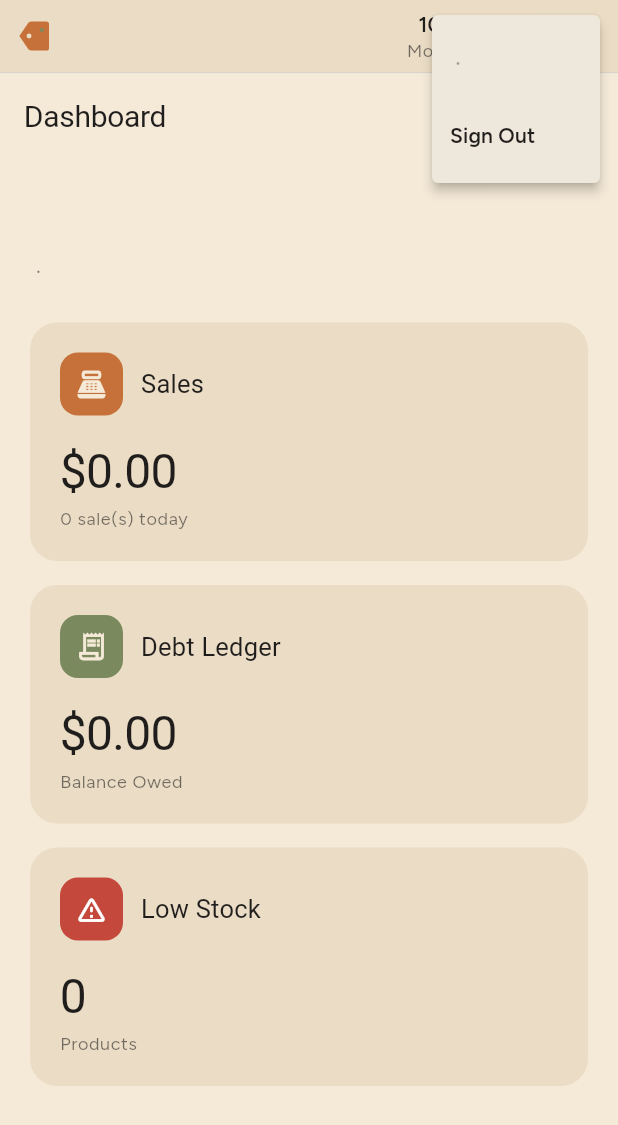
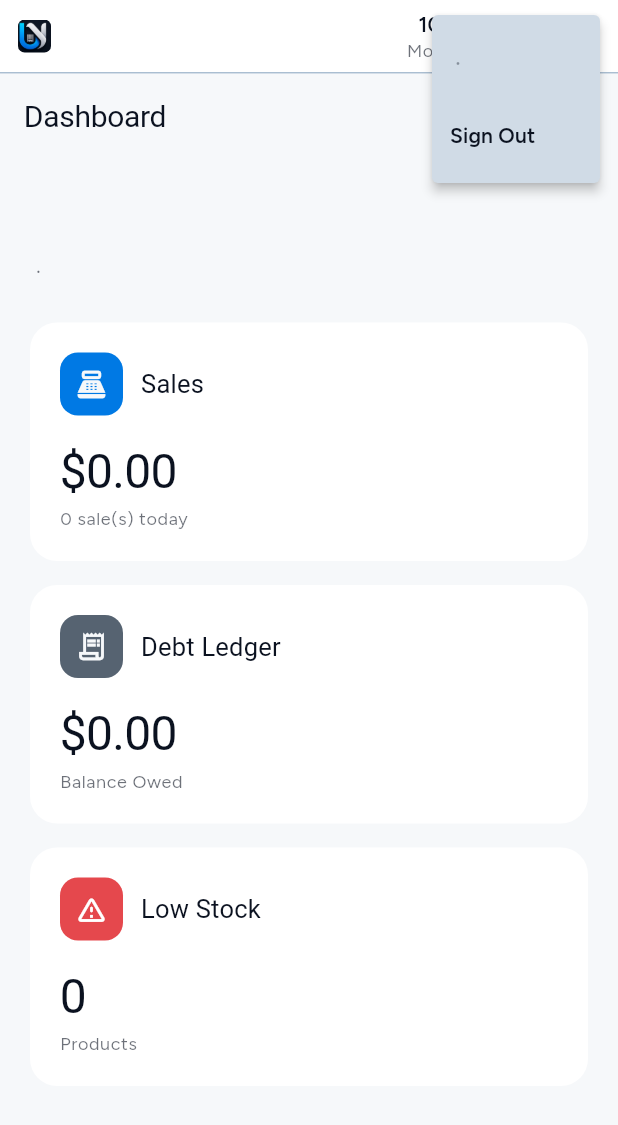
Before and after one commit to faisalfouad83/UNOPOS, a Flutter app: the DashboardScreen screen opened by its route, after a tap on an icon or button, on a phone screen of 412 x 824 dp. Shown: the top 1125 px of the screen. Run offline on Flutter 3.47's test engine with Material 3 defaults, Android fonts, the phone set to English and light mode, and no system bars; our stand-ins replace drift, file_picker, fl_chart, flutter_riverpod, go_router, google_fonts and 6 more; missing offline and left inert: bcrypt, mobile_scanner; accounts and stored records are empty; generated files the repository leaves out were written again.

Commit message:
Rebrand: use the real UNOPOS logo artwork, and recolor the theme to match
Replaced the CustomPainter price-tag mark with the actual logo (a navy
tile with a blue-to-cyan "U" and brushed-silver "N") for every in-app
UnoposLogo usage, and generated the Windows .ico / Android launcher
icons from a tight crop of just the monogram via flutter_launcher_icons.

app_theme.dart's colors are recolored to match: deep navy ground, a
vivid blue primary (sampled from the logo's "U"), and a steel-silver
secondary (from the "N"), each with a generated tonal ramp. Shapes and
type (pill radius, Caprasimo/Figtree) are unchanged — only the color
tokens moved, matching what was actually asked for.

BrandColors fields renamed (terracotta/sage/brickRed/cream -> blue/
silver/red/paper) to stop describing a palette that no longer exists;
the two call sites outside app_theme.dart updated alongside.

```diff
--- a/lib/core/theming/app_theme.dart
+++ b/lib/core/theming/app_theme.dart
@@ -1,112 +1,113 @@
 import 'package:flutter/material.dart';
 import 'package:google_fonts/google_fonts.dart';
 
-/// UNOPOS's visual identity — the "Organic" design system: a warm cream
-/// ground, a terracotta accent for primary actions, and a sage second voice,
-/// with heavily rounded (often pill-shaped) shapes throughout. Every value
-/// below is ported 1:1 from the design handoff's `organic.css` token sheet
-/// (light values, then the `[data-theme="dark"]` overrides) — see
-/// `supabase/../design_handoff_unopos_redesign/screens/organic.css` for the
-/// source of truth if these ever need to be retuned.
+/// UNOPOS's visual identity — recolored to match the UNOPOS logo (a navy
+/// tile with a blue-to-cyan "U" and a brushed-silver "N"): a deep navy
+/// ground, a vivid blue accent for primary actions, and a steel-silver
+/// second voice, echoing the mark's own two materials. Shapes and type
+/// (heavily rounded/pill, Caprasimo + Figtree) are unchanged from the prior
+/// pass — only the color tokens moved. Hex values are sampled directly from
+/// the logo artwork (`assets/branding/unopos_icon.png`) or generated as an
+/// HSL tonal ramp around that same hue, mirroring the previous token
+/// sheet's method (dark mode reuses the same nine ramp values, reversed).
 class _Brand {
   const _Brand._();
 
   // Ground + text.
-  static const Color bgLight = Color(0xFFF5EAD8);
-  static const Color surfaceLight = Color(0xFFEBDDC5);
-  static const Color textLight = Color(0xFF201E1D);
-  static const Color bgDark = Color(0xFF201C17);
-  static const Color surfaceDark = Color(0xFF2C2620);
-  static const Color textDark = Color(0xFFF3ECE0);
+  static const Color bgLight = Color(0xFFF6F8FA);
+  static const Color surfaceLight = Color(0xFFFFFFFF);
+  static const Color textLight = Color(0xFF0B1220);
+  static const Color bgDark = Color(0xFF05080D);
+  static const Color surfaceDark = Color(0xFF101826);
+  static const Color textDark = Color(0xFFEDF1F5);
 
   // Neutral tonal ramp (100 lightest step of the ramp -> 900 darkest step;
   // dark mode uses the same nine hex values remapped onto the opposite
   // steps, since the ramp is a shared perceptual scale, not two palettes).
   static const List<Color> neutralLight = [
-    Color(0xFFF9F4ED),
-    Color(0xFFEEE7DB),
-    Color(0xFFDCD3C4),
-    Color(0xFFC0B6A5),
-    Color(0xFFA19786),
-    Color(0xFF82796A),
-    Color(0xFF645C50),
-    Color(0xFF474238),
-    Color(0xFF2E2B25),
+    Color(0xFFF8F9F9),
+    Color(0xFFD0DBE6),
+    Color(0xFFAABED1),
+    Color(0xFF83A1BC),
+    Color(0xFF5D84A8),
+    Color(0xFF466683),
+    Color(0xFF32485C),
+    Color(0xFF1D2A35),
+    Color(0xFF080C0F),
   ];
   static const List<Color> neutralDark = [
-    Color(0xFF2E2B25),
-    Color(0xFF474238),
-    Color(0xFF645C50),
-    Color(0xFF82796A),
-    Color(0xFFA19786),
-    Color(0xFFC0B6A5),
-    Color(0xFFDCD3C4),
-    Color(0xFFEEE7DB),
-    Color(0xFFF9F4ED),
+    Color(0xFF080C0F),
+    Color(0xFF1D2A35),
+    Color(0xFF32485C),
+    Color(0xFF466683),
+    Color(0xFF5D84A8),
+    Color(0xFF83A1BC),
+    Color(0xFFAABED1),
+    Color(0xFFD0DBE6),
+    Color(0xFFF8F9F9),
   ];
 
-  // Terracotta accent ramp (primary).
+  // Blue accent ramp (primary) — the "U" stroke's gradient.
   static const List<Color> accentLight = [
-    Color(0xFFFFF2EB),
-    Color(0xFFFFE1D0),
-    Color(0xFFFFC6A5),
-    Color(0xFFF6A06B),
-    Color(0xFFD67F48),
-    Color(0xFFB2622D),
-    Color(0xFF8C491A),
-    Color(0xFF643312),
-    Color(0xFF402310),
+    Color(0xFFEFF5F8),
+    Color(0xFFB8E5FB),
+    Color(0xFF87D3F9),
+    Color(0xFF56C1F6),
+    Color(0xFF25AFF4),
+    Color(0xFF0B95D9),
+    Color(0xFF0974A8),
+    Color(0xFF065277),
+    Color(0xFF043046),
   ];
   static const List<Color> accentDark = [
-    Color(0xFF402310),
-    Color(0xFF643312),
-    Color(0xFF8C491A),
-    Color(0xFFB2622D),
-    Color(0xFFD67F48),
-    Color(0xFFF6A06B),
-    Color(0xFFFFC6A5),
-    Color(0xFFFFE1D0),
-    Color(0xFFFFF2EB),
+    Color(0xFF043046),
+    Color(0xFF065277),
+    Color(0xFF0974A8),
+    Color(0xFF0B95D9),
+    Color(0xFF25AFF4),
+    Color(0xFF56C1F6),
+    Color(0xFF87D3F9),
+    Color(0xFFB8E5FB),
+    Color(0xFFEFF5F8),
   ];
-  static const Color accentBaseLight = Color(0xFFC67139);
-  static const Color accentBaseDark = Color(0xFFF6A06B);
+  static const Color accentBaseLight = Color(0xFF0079E4);
+  static const Color accentBaseDark = Color(0xFF00CFFD);
 
-  // Sage accent-2 ramp (secondary/tertiary — "a genuine second voice").
+  // Steel-silver accent-2 ramp (secondary/tertiary) — the "N" stroke's
+  // brushed-metal finish, "a genuine second voice" alongside the blue.
   static const List<Color> accent2Light = [
-    Color(0xFFF0FAE1),
-    Color(0xFFE1EECC),
-    Color(0xFFCCDBB2),
-    Color(0xFFAEBF92),
-    Color(0xFF8FA073),
-    Color(0xFF728157),
-    Color(0xFF56633F),
-    Color(0xFF3D472B),
-    Color(0xFF272E1B),
+    Color(0xFFF4F5F6),
+    Color(0xFFD8DCE1),
+    Color(0xFFBCC4CD),
+    Color(0xFFA1ACB8),
+    Color(0xFF8594A3),
+    Color(0xFF6A7B8D),
+    Color(0xFF566371),
+    Color(0xFF414B56),
+    Color(0xFF2C333A),
   ];
   static const List<Color> accent2Dark = [
-    Color(0xFF272E1B),
-    Color(0xFF3D472B),
-    Color(0xFF56633F),
-    Color(0xFF728157),
-    Color(0xFF8FA073),
-    Color(0xFFAEBF92),
-    Color(0xFFCCDBB2),
-    Color(0xFFE1EECC),
-    Color(0xFFF0FAE1),
+    Color(0xFF2C333A),
+    Color(0xFF414B56),
+    Color(0xFF566371),
+    Color(0xFF6A7B8D),
+    Color(0xFF8594A3),
+    Color(0xFFA1ACB8),
+    Color(0xFFBCC4CD),
+    Color(0xFFD8DCE1),
+    Color(0xFFF4F5F6),
   ];
-  static const Color accent2BaseLight = Color(0xFF7A8A5E);
-  static const Color accent2BaseDark = Color(0xFFAEBF92);
+  static const Color accent2BaseLight = Color(0xFF566371);
+  static const Color accent2BaseDark = Color(0xFFA1ACB8);
 
-  // No error color is defined by the Organic token sheet — this warm brick
-  // red is a judgment call kept from the app's original palette because it
-  // already reads as "warm", not grey, consistent with the new system's
-  // "never desaturate into greys" rule.
-  static const Color errorLight = Color(0xFFC4483B);
-  static const Color errorContainerLight = Color(0xFFF6D3CD);
-  static const Color onErrorContainerLight = Color(0xFF4A140D);
-  static const Color errorDark = Color(0xFFE0685A);
-  static const Color errorContainerDark = Color(0xFF5C231A);
-  static const Color onErrorContainerDark = Color(0xFFF6D3CD);
+  // No error color comes from the logo — a clean modern red, tuned to sit
+  // comfortably next to a cool blue palette without reading as a clash.
+  static const Color errorLight = Color(0xFFE5484D);
+  static const Color errorContainerLight = Color(0xFFFFE1E2);
+  static const Color onErrorContainerLight = Color(0xFF641623);
+  static const Color errorDark = Color(0xFFFF6369);
+  static const Color errorContainerDark = Color(0xFF5C161A);
+  static const Color onErrorContainerDark = Color(0xFFFFD9DA);
 }
 
 class AppTheme {
@@ -168,7 +169,7 @@ class AppTheme {
       tertiaryContainer: a2[0],
       onTertiaryContainer: a2[8],
       error: _Brand.errorDark,
-      onError: const Color(0xFF2B0805),
+      onError: const Color(0xFF3B0A0C),
       errorContainer: _Brand.errorContainerDark,
       onErrorContainer: _Brand.onErrorContainerDark,
       surface: _Brand.bgDark,
@@ -307,10 +308,10 @@ class AppTheme {
 /// should use Theme.of(context).colorScheme, not these directly.
 class BrandColors {
   const BrandColors._();
-  static const Color terracotta = _Brand.accentBaseLight;
-  static const Color sage = _Brand.accent2BaseLight;
-  static const Color brickRed = _Brand.errorLight;
-  static const Color cream = _Brand.bgLight;
+  static const Color blue = _Brand.accentBaseLight;
+  static const Color silver = _Brand.accent2BaseLight;
+  static const Color red = _Brand.errorLight;
+  static const Color paper = _Brand.bgLight;
   static const Color ink = _Brand.textLight;
 }
 
--- a/lib/core/widgets/unopos_logo.dart
+++ b/lib/core/widgets/unopos_logo.dart
@@ -1,67 +1,28 @@
 import 'package:flutter/material.dart';
 
-/// UNOPOS's mark: a price tag, not a generic storefront/cart icon — the
-/// single object most specific to "software that runs a checkout counter."
-/// Drawn with CustomPainter so it's crisp at any size and themeable, no
-/// bitmap asset needed.
+/// UNOPOS's brand mark — the actual logo artwork (the blue/silver "U+N"
+/// monogram on its navy tile), not a themed vector redraw. Every call site
+/// uses this at icon-ish sizes (22-72px), so this is the tight monogram
+/// crop, not the full lockup with the "UNOPOS" wordmark and tagline — that
+/// text would be illegible this small. It's a fixed dark tile by design, so
+/// it reads consistently as a brand badge regardless of the surrounding
+/// light/dark theme.
 class UnoposLogo extends StatelessWidget {
-  const UnoposLogo({super.key, this.size = 56, this.color, this.holeColor});
+  const UnoposLogo({super.key, this.size = 56, this.borderRadius});
 
   final double size;
-  final Color? color;
-  final Color? holeColor;
+  final double? borderRadius;
 
   @override
   Widget build(BuildContext context) {
-    final scheme = Theme.of(context).colorScheme;
-    return SizedBox(
-      width: size,
-      height: size,
-      child: CustomPaint(
-        painter: _TagPainter(
-          tagColor: color ?? scheme.primary,
-          holeColor: holeColor ?? scheme.secondary,
-        ),
+    return ClipRRect(
+      borderRadius: BorderRadius.circular(borderRadius ?? size * 0.2),
+      child: Image.asset(
+        'assets/branding/unopos_icon.png',
+        width: size,
+        height: size,
+        fit: BoxFit.cover,
       ),
     );
   }
 }
-
-class _TagPainter extends CustomPainter {
-  _TagPainter({required this.tagColor, required this.holeColor});
-
-  final Color tagColor;
-  final Color holeColor;
-
-  @override
-  void paint(Canvas canvas, Size size) {
-    final w = size.width;
-    final h = size.height;
-
-    final tagPath = Path()
-      ..moveTo(w * 0.04, h * 0.5)
-      ..lineTo(w * 0.32, h * 0.09)
-      ..quadraticBezierTo(w * 0.36, h * 0.06, w * 0.42, h * 0.06)
-      ..lineTo(w * 0.86, h * 0.06)
-      ..quadraticBezierTo(w * 0.94, h * 0.06, w * 0.94, h * 0.14)
-      ..lineTo(w * 0.94, h * 0.86)
-      ..quadraticBezierTo(w * 0.94, h * 0.94, w * 0.86, h * 0.94)
-      ..lineTo(w * 0.42, h * 0.94)
-      ..quadraticBezierTo(w * 0.36, h * 0.94, w * 0.32, h * 0.91)
-      ..lineTo(w * 0.04, h * 0.5)
-      ..close();
-
-    final hole = Path()..addOval(Rect.fromCircle(center: Offset(w * 0.335, h * 0.5), radius: w * 0.075));
-
-    final combined = Path.combine(PathOperation.difference, tagPath, hole);
-
-    canvas.drawPath(combined, Paint()..color = tagColor);
-
-    // A small amber "price dot" accent, echoing a sale sticker.
-    canvas.drawCircle(Offset(w * 0.72, h * 0.32), w * 0.06, Paint()..color = holeColor);
-  }
-
-  @override
-  bool shouldRepaint(covariant _TagPainter oldDelegate) =>
-      oldDelegate.tagColor != tagColor || oldDelegate.holeColor != holeColor;
-}
--- a/lib/features/home/presentation/dashboard_screen.dart
+++ b/lib/features/home/presentation/dashboard_screen.dart
@@ -88,8 +88,8 @@ class DashboardScreen extends ConsumerWidget {
                     label: l10n.debtsTitle,
                     value: Money.format(debtsTotal, currencySymbol: r'$'),
                     subtitle: l10n.debtsBalanceOwed,
-                    accent: BrandColors.sage,
-                    onAccent: BrandColors.cream,
+                    accent: BrandColors.silver,
+                    onAccent: BrandColors.paper,
                     onTap: () => context.go(RoutePaths.debts),
                   ),
                   _StatCard(
--- a/lib/features/shifts/presentation/expenses_cash_screen.dart
+++ b/lib/features/shifts/presentation/expenses_cash_screen.dart
@@ -155,9 +155,9 @@ class _ShiftDetail extends ConsumerWidget {
             final isWide = constraints.maxWidth > 720;
             final cards = [
               _StatTile(label: l10n.expensesCashOpeningCash, value: shift.openingCashFloatMinorUnits),
-              _StatTile(label: l10n.expensesCashSalesTotal, value: cashSalesTotal, accent: BrandColors.sage),
-              _StatTile(label: l10n.expensesCashTotalExpenses, value: -cashExpensesTotal, accent: BrandColors.brickRed),
-              _StatTile(label: l10n.expensesCashExpected, value: expected, accent: BrandColors.terracotta, emphasize: true),
+              _StatTile(label: l10n.expensesCashSalesTotal, value: cashSalesTotal, accent: BrandColors.silver),
+              _StatTile(label: l10n.expensesCashTotalExpenses, value: -cashExpensesTotal, accent: BrandColors.red),
+              _StatTile(label: l10n.expensesCashExpected, value: expected, accent: BrandColors.blue, emphasize: true),
             ];
             return isWide
                 ? Row(
```
Also changed, not shown: pubspec.yaml (+12 -4 lines), assets/branding/unopos_icon.png (added), assets/branding/unopos_logo.png (added), pubspec.lock, 6 other files.
